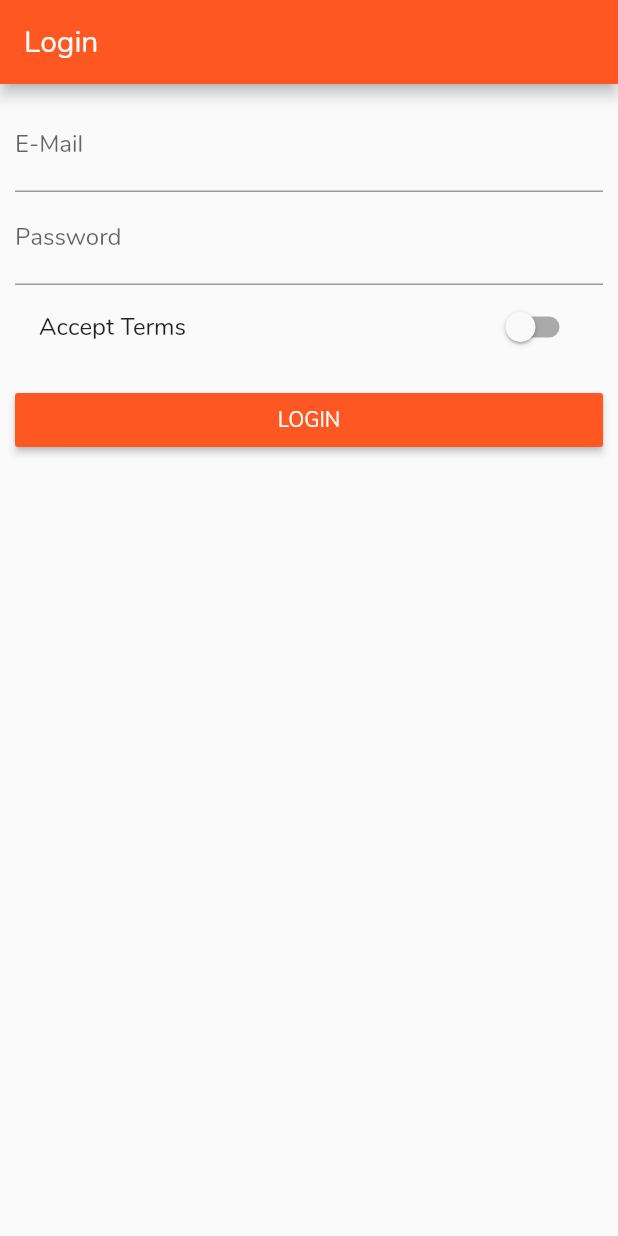
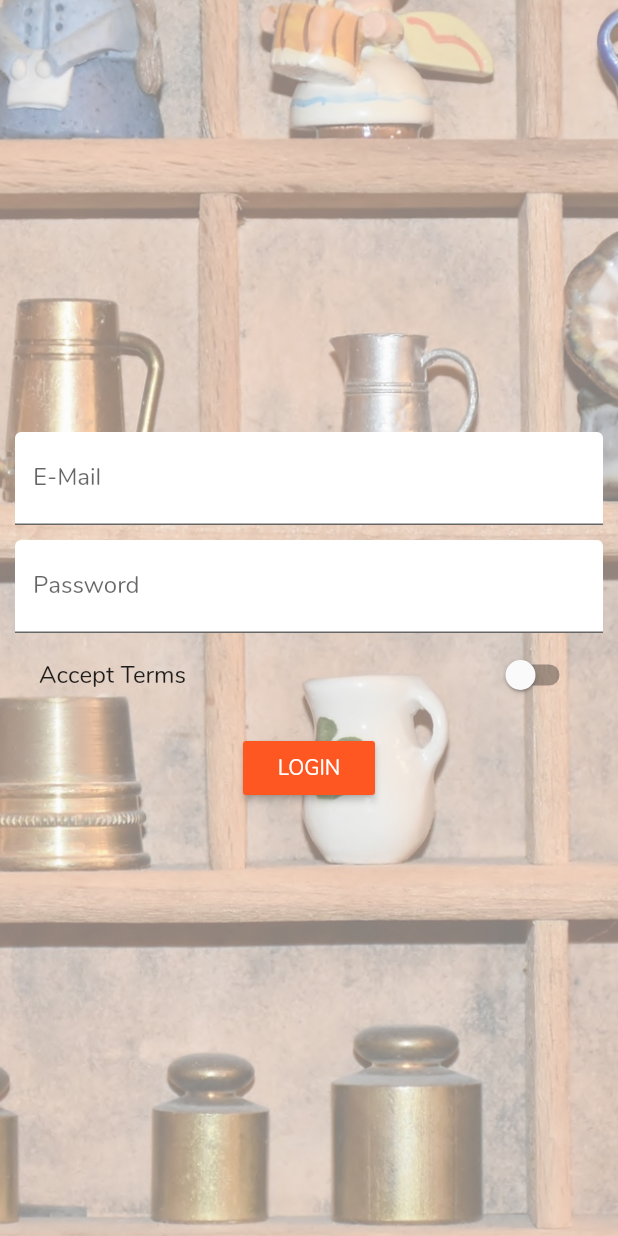
Before and after one commit to ardiibas/flutter_course, a Flutter app: the screen it shows after launch, on a phone screen of 412 x 824 dp. Run offline on Flutter 3.47's test engine with Material 2 defaults, Android fonts, the phone set to English and light mode, and no system bars.

Commit message:
centering login form

```diff
--- a/lib/pages/auth.dart
+++ b/lib/pages/auth.dart
@@ -16,16 +16,27 @@ class _AuthPageState extends State<AuthPage> {
   @override
   Widget build(BuildContext context) {
     return Scaffold(
-      appBar: AppBar(
-        title: Text('Login'),
-      ),
+      // appBar: AppBar(
+      //   title: Text('Login'),
+      // ),
       body: Container(
-        margin: EdgeInsets.all(10.0),
+        decoration: BoxDecoration(
+            image: DecorationImage(
+                fit: BoxFit.cover,
+                colorFilter: ColorFilter.mode(
+                    Colors.black.withOpacity(0.5), BlendMode.dstATop),
+                image: AssetImage('assets/background.jpg'))),
+        padding: EdgeInsets.all(10.0),
         child: Center(
-          child: ListView(
+          child: Center(
+            child: SingleChildScrollView(
+              child: Column(
                 children: <Widget>[
                   TextField(
-                decoration: InputDecoration(labelText: 'E-Mail'),
+                    decoration: InputDecoration(
+                        labelText: 'E-Mail',
+                        filled: true,
+                        fillColor: Colors.white),
                     keyboardType: TextInputType.emailAddress,
                     onChanged: (String value) {
                       setState(() {
@@ -33,8 +44,14 @@ class _AuthPageState extends State<AuthPage> {
                       });
                     },
                   ),
+                  SizedBox(
+                    height: 10.0,
+                  ),
                   TextField(
-                decoration: InputDecoration(labelText: 'Password'),
+                    decoration: InputDecoration(
+                        labelText: 'Password',
+                        filled: true,
+                        fillColor: Colors.white),
                     obscureText: true,
                     onChanged: (String value) {
                       setState(() {
@@ -68,6 +85,8 @@ class _AuthPageState extends State<AuthPage> {
               ),
             ),
           ),
+        ),
+      ),
     );
   }
 }
```
Also changed, not shown: lib/products.dart (+15 -4 lines), pubspec.yaml (+8 -2 lines), assets/background.jpg (added). Lines whose indentation alone changed are shown as unchanged.
